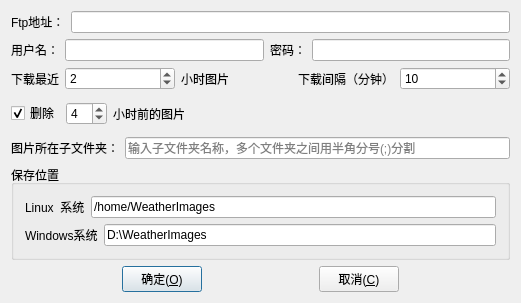
cokkiy/CC, file CC-Client/CC-Client/weatherimageoptiondlg.ui: the form before one commit.
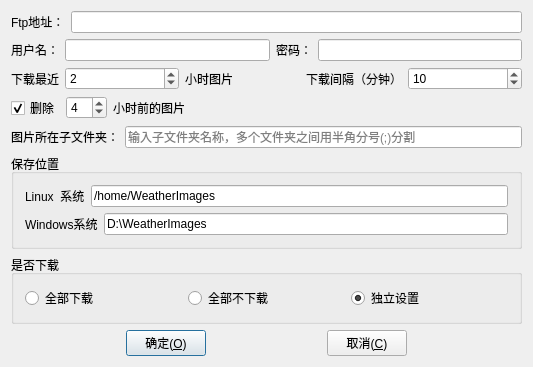
The form after the commit. Icons and pictures are not drawn.

Commit message: 1)添加了气象云图下载功能的控制选项，下载可以选择工作站可以不下载气象云图了； 2）客户端CPU和内存占用率显示进度条； 3）升级项目文件到VS2017

What changed in the file:
```diff
--- a/CC-Client/CC-Client/weatherimageoptiondlg.ui
+++ b/CC-Client/CC-Client/weatherimageoptiondlg.ui
@@ -6,8 +6,8 @@
    <rect>
     <x>0</x>
     <y>0</y>
-    <width>521</width>
-    <height>303</height>
+    <width>533</width>
+    <height>328</height>
    </rect>
   </property>
   <property name="windowTitle">
@@ -231,6 +231,57 @@
      </layout>
     </widget>
    </item>
+   <item>
+    <widget class="QGroupBox" name="groupBox_2">
+     <property name="title">
+      <string>是否下载</string>
+     </property>
+     <layout class="QHBoxLayout" name="horizontalLayout_9">
+      <item>
+       <widget class="QRadioButton" name="radioButtonAllDownload">
+        <property name="toolTip">
+         <string>所有工作站都下载气象云图</string>
+        </property>
+        <property name="text">
+         <string>全部下载</string>
+        </property>
+        <attribute name="buttonGroup">
+         <string notr="true">buttonGroup</string>
+        </attribute>
+       </widget>
+      </item>
+      <item>
+       <widget class="QRadioButton" name="radioButtonAllNoDownload">
+        <property name="toolTip">
+         <string>所有工作站都不下载气象云图</string>
+        </property>
+        <property name="text">
+         <string>全部不下载</string>
+        </property>
+        <attribute name="buttonGroup">
+         <string notr="true">buttonGroup</string>
+        </attribute>
+       </widget>
+      </item>
+      <item>
+       <widget class="QRadioButton" name="radioButtonSelfSetDownload">
+        <property name="toolTip">
+         <string>每个工作站独立（通过详细页面）设置是否下载</string>
+        </property>
+        <property name="text">
+         <string>独立设置</string>
+        </property>
+        <property name="checked">
+         <bool>true</bool>
+        </property>
+        <attribute name="buttonGroup">
+         <string notr="true">buttonGroup</string>
+        </attribute>
+       </widget>
+      </item>
+     </layout>
+    </widget>
+   </item>
    <item>
     <layout class="QHBoxLayout" name="horizontalLayout_6">
      <item>
```
Left out of the diff: 3 changed lines with no effect on the pictures. The commit also changes 60 other files.
